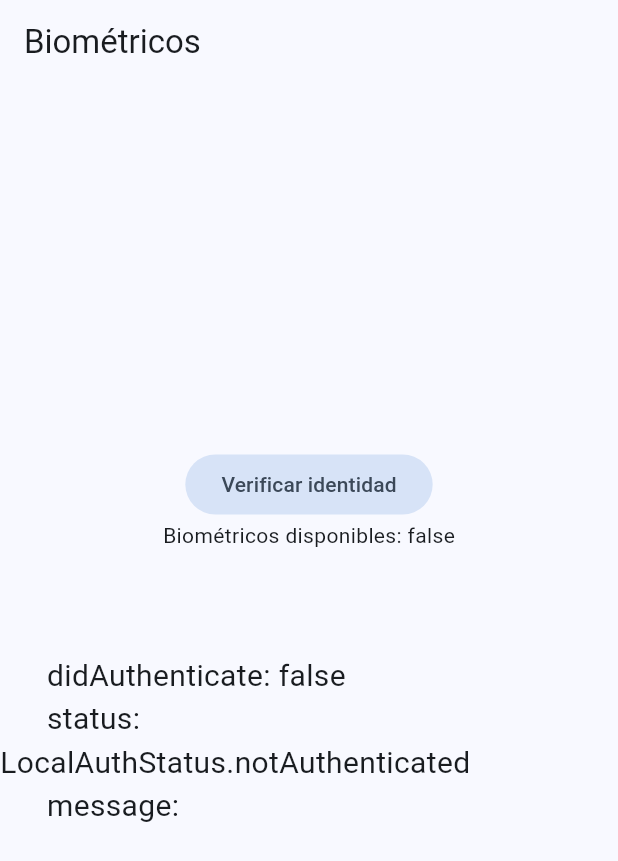
After one commit to antjiminf/miscelaneos, a Flutter app: the BiometricScreen screen opened by its route, on a phone screen of 412 x 824 dp. The commit adds this screen. Shown: the top 861 px of the screen. Run offline on Flutter 3.47's test engine with Material 3 defaults, Android fonts, the phone set to English and light mode, and no system bars; our stand-ins replace dio, flutter_compass, flutter_riverpod, go_router, google_fonts, local_auth and 3 more.

Commit message:
Biometrics screen

```diff
--- a/lib/config/router/app_router.dart
+++ b/lib/config/router/app_router.dart
@@ -35,5 +35,9 @@ final router = GoRouter(
         ),
       ],
     ),
+    GoRoute(
+      path: '/biometrics',
+      builder: (context, state) => BiometricScreen(),
+    ),
   ],
 );
--- /dev/null
+++ b/lib/presentation/screens/biometrics/biometric_screen.dart
@@ -0,0 +1,40 @@
+import 'package:flutter/material.dart';
+import 'package:flutter_riverpod/flutter_riverpod.dart';
+import 'package:miscelaneos/presentation/providers/providers.dart';
+
+class BiometricScreen extends ConsumerWidget {
+  const BiometricScreen({super.key});
+
+  @override
+  Widget build(BuildContext context, ref) {
+    final canCheckBiometrics = ref.watch(canCheckBiometricsProvider);
+    final localAuthState = ref.watch(localAuthProvider);
+
+    return Scaffold(
+      appBar: AppBar(title: const Text('Biométricos')),
+      body: Center(
+        child: Column(
+          mainAxisAlignment: MainAxisAlignment.center,
+          children: [
+            FilledButton.tonal(
+              onPressed:
+                  () => ref.read(localAuthProvider.notifier).authenticateUser(),
+              // .authenticateUser(biometricOnly: true),
+              child: Text('Verificar identidad'),
+            ),
+
+            canCheckBiometrics.when(
+              data: (canCheck) => Text('Biométricos disponibles: $canCheck'),
+              error: (error, _) => Text('Error: $error'),
+              loading: () => CircularProgressIndicator(),
+            ),
+
+            const SizedBox(height: 40),
+
+            Text(localAuthState.toString(), style: TextStyle(fontSize: 20)),
+          ],
+        ),
+      ),
+    );
+  }
+}
--- a/lib/presentation/screens/screens.dart
+++ b/lib/presentation/screens/screens.dart
@@ -11,3 +11,5 @@ export 'sensors/compass_screen.dart';
 export 'sensors/gyroscope_ball_screen.dart';
 export 'sensors/gyroscope_screen.dart';
 export 'sensors/magnetometer_screen.dart';
+
+export 'biometrics/biometric_screen.dart';
--- a/lib/presentation/widgets/shared/main_menu.dart
+++ b/lib/presentation/widgets/shared/main_menu.dart
@@ -20,6 +20,7 @@ final menuItems = <MenuItem>[
   ),
   MenuItem('Brújula', Icons.explore, '/compass'),
   MenuItem('Pokemons', Icons.catching_pokemon, '/pokemons'),
+  MenuItem('Biometricos', Icons.fingerprint, '/biometrics'),
 ];
 
 class MainMenu extends StatelessWidget {
```
